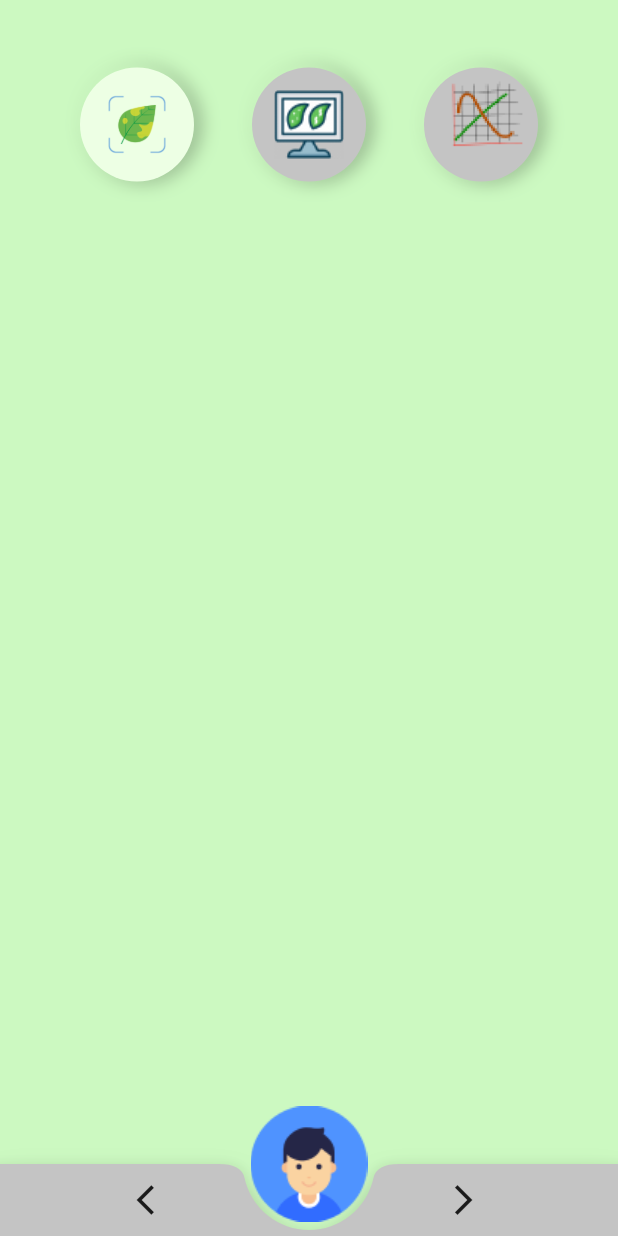
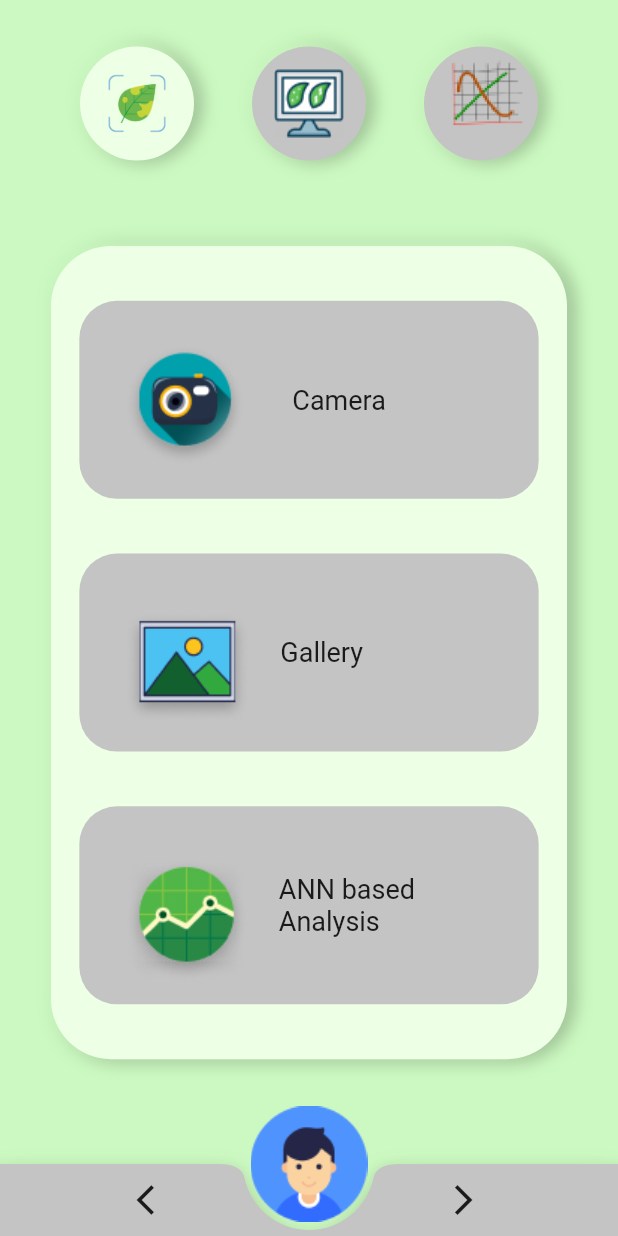
Before and after one commit to Meshkat-Shadik/AgroDoc, a Flutter app: the screen it shows after launch, after a tap on "Inspect your plant", on a phone screen of 412 x 824 dp. Run offline on Flutter 3.47's test engine with Material 2 defaults, Android fonts, the light colour scheme and no system bars; our stand-ins replace google_fonts; Roboto replaces fonts that are missing (Lemonada).

Commit message:
inspect page ui finished

```diff
--- a/lib/presentation/screens/inspect_page.dart
+++ b/lib/presentation/screens/inspect_page.dart
@@ -3,6 +3,7 @@ import 'package:agro_doc/presentation/widgets/animated_circle_button.dart';
 import 'package:agro_doc/presentation/widgets/custom_floating_action_button.dart';
 import 'package:agro_doc/presentation/widgets/my_navigation_bar.dart';
 import 'package:flutter/material.dart';
+import 'package:google_fonts/google_fonts.dart';
 
 class InspectPage extends StatefulWidget {
   static const pathId = "/inspect-page";
@@ -25,18 +26,20 @@ class _InspectPageState extends State<InspectPage> {
   double height = 0;
   @override
   Widget build(BuildContext context) {
+    Size size = MediaQuery.of(context).size;
     return Scaffold(
       backgroundColor: primaryBgColor,
       floatingActionButtonLocation: FloatingActionButtonLocation.centerDocked,
       floatingActionButton: CustomFButton(),
       bottomNavigationBar: MyBottomNavigationBar(),
-      body: Container(
-        padding: EdgeInsets.all(34.0),
+      body: SingleChildScrollView(
+        child: Container(
+          padding: EdgeInsets.only(left: 34.0, right: 34.0, top: 20.0),
           child: Column(
             children: [
               const SizedBox(height: 11),
               Container(
-              height: 76 * 3,
+                height: 76 * 1.75,
                 width: double.infinity,
                 child: Row(
                   mainAxisAlignment: MainAxisAlignment.spaceAround,
@@ -81,6 +84,81 @@ class _InspectPageState extends State<InspectPage> {
                   ],
                 ),
               ),
+              Container(
+                decoration: BoxDecoration(
+                  color: containerBgColor,
+                  borderRadius: BorderRadius.all(Radius.circular(40)),
+                  boxShadow: boxShadowColors,
+                ),
+                height: size.height / 1.52,
+                width: double.infinity,
+                child: Column(
+                  mainAxisAlignment: MainAxisAlignment.spaceEvenly,
+                  children: [
+                    InspectPageContainer(
+                      title: 'Camera',
+                      imgUrl: "assets/images/cameraIcon.png",
+                      width: size.width / 1.16,
+                    ),
+                    InspectPageContainer(
+                      title: 'Gallery',
+                      imgUrl: "assets/images/galleryIcon.png",
+                      width: size.width / 1.16,
+                    ),
+                    InspectPageContainer(
+                      title: 'ANN based\nAnalysis',
+                      imgUrl: "assets/images/analysisIcon.png",
+                      width: size.width / 1.16,
+                    ),
+                  ],
+                ),
+              )
+            ],
+          ),
+        ),
+      ),
+    );
+  }
+}
+
+class InspectPageContainer extends StatelessWidget {
+  const InspectPageContainer({
+    required this.title,
+    required this.imgUrl,
+    required this.width,
+    Key? key,
+  }) : super(key: key);
+
+  final String imgUrl;
+  final String title;
+  final double width;
+
+  @override
+  Widget build(BuildContext context) {
+    return Container(
+      height: 132,
+      width: width / 1.16,
+      decoration: BoxDecoration(
+        color: bottomNavBgColor,
+        borderRadius: BorderRadius.all(Radius.circular(25)),
+      ),
+      child: Padding(
+        padding: EdgeInsets.symmetric(horizontal: 30),
+        child: Row(
+          mainAxisAlignment: MainAxisAlignment.spaceBetween,
+          children: [
+            Container(
+              padding: EdgeInsets.only(top: 20),
+              child: Image.asset(
+                imgUrl,
+              ),
+            ),
+            SizedBox(width: 20),
+            Text(
+              title,
+              style: GoogleFonts.lemonada(fontSize: 18),
+            ),
+            Spacer(),
           ],
         ),
       ),
--- a/lib/presentation/widgets/animated_circle_button.dart
+++ b/lib/presentation/widgets/animated_circle_button.dart
@@ -24,17 +24,11 @@ class AnimatedCircleButton extends StatelessWidget {
   Widget build(BuildContext context) {
     return Column(
       children: [
-        selected == position
-            ? AnimatedContainer(
-                curve: Curves.bounceOut,
-                duration: Duration(seconds: 1),
-                height: selected == position ? height : 0,
-              )
-            : AnimatedContainer(
-                curve: Curves.bounceIn,
-                duration: Duration(seconds: 1),
-                height: 0,
-              ),
+        AnimatedContainer(
+          curve: Curves.bounceOut,
+          duration: Duration(seconds: 1),
+          height: selected == position ? height : 0,
+        ),
         AnimatedContainer(
           duration: Duration(seconds: 1),
           decoration: BoxDecoration(
@@ -48,8 +42,6 @@ class AnimatedCircleButton extends StatelessWidget {
             bgColor:
                 selected == position ? activeButtonColor : inactiveButtonColor,
             onTap: onTap,
-            // Navigator.pushNamed(
-            //   context, AnimatedTest.pathId);
           ),
         ),
       ],
```
Also changed, not shown: assets/images/analysisIcon.png (added), assets/images/cameraIcon.png (added), assets/images/galleryIcon.png (added), lib/presentation/constants.dart (line endings or trailing spaces), 1 other file. Lines whose indentation alone changed are shown as unchanged.
